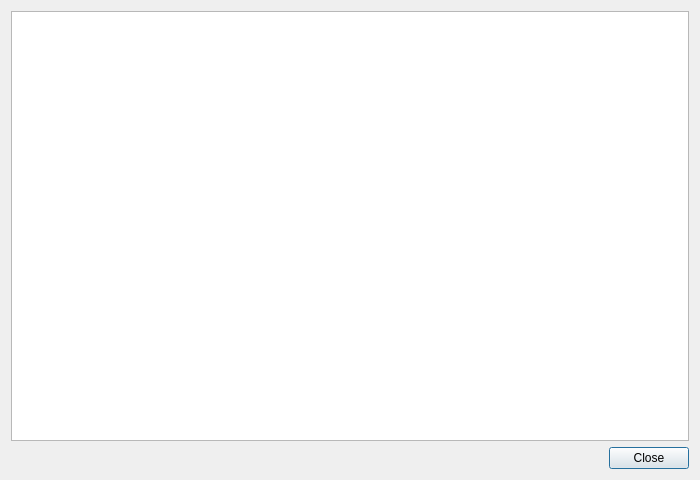
The window that src/windows/ui/license.ui (OpenShot/openshot-qt) describes before a commit, drawn with Qt 5.
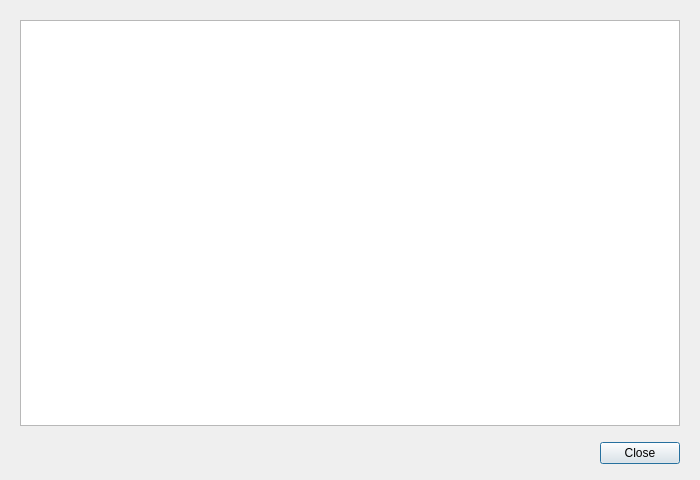
The same window after the commit. Icons and pictures are not drawn.

Commit message: Improve License, Credits, and Changelog dialog layouts

The edit to the form file:
```diff
--- a/src/windows/ui/license.ui
+++ b/src/windows/ui/license.ui
@@ -46,8 +46,26 @@
        </property>
       </widget>
      </item>
+     <property name="spacing">
+      <number>12</number>
+     </property>
     </layout>
    </item>
+   <property name="leftMargin">
+    <number>20</number>
+   </property>
+   <property name="topMargin">
+    <number>20</number>
+   </property>
+   <property name="rightMargin">
+    <number>20</number>
+   </property>
+   <property name="bottomMargin">
+    <number>16</number>
+   </property>
+   <property name="spacing">
+    <number>16</number>
+   </property>
   </layout>
  </widget>
  <resources/>
```
Left out of the diff: 6 changed lines with no effect on the pictures. The commit also changes 7 other files.
